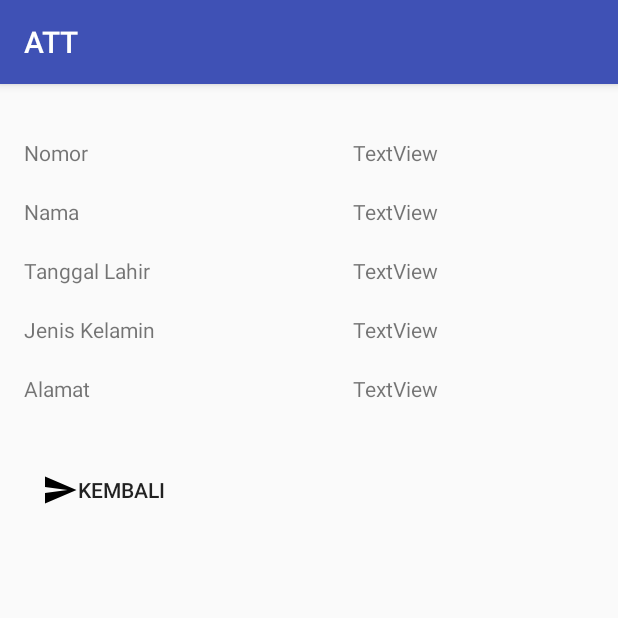
After one commit to raflesngln/Barcode_mysql_php, an Android app: the LihatData screen opened directly, with no data from a screen before it, on a phone screen of 412 x 824 dp, the top half of it. The commit adds this screen. Run offline under Robolectric (Android 15) with nearby library versions, the phone set to English and light mode, and no system bars.

Commit message:
add crud sqlite

```diff
--- a/app/build.gradle
+++ b/app/build.gradle
@@ -21,8 +21,9 @@ android {
 
 dependencies {
     compile fileTree(dir: 'libs', include: ['*.jar'])
-    testCompile 'junit:junit:4.12'
     compile 'com.android.support:appcompat-v7:24.2.1'
     compile 'com.android.support:design:24.2.1'
     compile 'com.android.support:support-v4:24.2.1'
+    compile 'com.android.support.constraint:constraint-layout:1.0.2'
+    testCompile 'junit:junit:4.12'
 }
--- a/app/src/main/AndroidManifest.xml
+++ b/app/src/main/AndroidManifest.xml
@@ -38,7 +38,6 @@
                 android:name="android.support.PARENT_ACTIVITY"
                 android:value=".MainActivity" />
         </activity>
-
         <activity
             android:name=".NavSettings"
             android:label="@string/title_nav_setting"
@@ -47,7 +46,10 @@
                 android:name="android.support.PARENT_ACTIVITY"
                 android:value=".MainActivity" />
         </activity>
-
+        <activity android:name=".crud_sqlite.Inputdata" />
+        <activity android:name=".crud_sqlite.BuatData" />
+        <activity android:name=".crud_sqlite.LihatData" />
+        <activity android:name=".crud_sqlite.UpdateData"></activity>
     </application>
 
 </manifest>
--- /dev/null
+++ b/app/src/main/java/com/example/rafles/att/crud_sqlite/DataHelper.java
@@ -0,0 +1,32 @@
+package com.example.rafles.att.crud_sqlite;
+
+/**
+ * Created by rafles on 04/09/17.
+ */
+import android.content.Context;
+import android.database.sqlite.SQLiteDatabase;
+import android.database.sqlite.SQLiteOpenHelper;
+import android.util.Log;
+
+public class DataHelper extends SQLiteOpenHelper {
+
+    private static final String DATABASE_NAME = "biodatadiri.db";
+    private static final int DATABASE_VERSION = 1;
+    public DataHelper(Context context) {
+        super(context, DATABASE_NAME, null, DATABASE_VERSION);
+        // TODO Auto-generated constructor stub
+    }
+    @Override
+    public void onCreate(SQLiteDatabase db) {
+        // TODO Auto-generated method stub
+        String sql = "create table biodata(no integer primary key, nama text null, tgl text null, jk text null, alamat text null);";
+        Log.d("Data", "onCreate: " + sql);
+        db.execSQL(sql);
+        sql = "INSERT INTO biodata (no, nama, tgl, jk, alamat) VALUES ('1', 'Darsiwan', '1996-07-12', 'Laki-laki','Indramayu');";
+        db.execSQL(sql);
+    }
+    @Override
+    public void onUpgrade(SQLiteDatabase arg0, int arg1, int arg2) {
+        // TODO Auto-generated method stub
+    }
+}
--- /dev/null
+++ b/app/src/main/java/com/example/rafles/att/crud_sqlite/LihatData.java
@@ -0,0 +1,54 @@
+package com.example.rafles.att.crud_sqlite;
+
+import android.database.Cursor;
+import android.database.sqlite.SQLiteDatabase;
+import android.support.v7.app.AppCompatActivity;
+import android.os.Bundle;
+import android.view.View;
+import android.widget.Button;
+import android.widget.TextView;
+
+import com.example.rafles.att.R;
+
+public class LihatData extends AppCompatActivity {
+    protected Cursor cursor;
+    DataHelper dbHelper;
+    Button ton2;
+    TextView text1, text2, text3, text4, text5;
+
+    @Override
+    protected void onCreate(Bundle savedInstanceState) {
+        super.onCreate(savedInstanceState);
+        setContentView(R.layout.activity_lihat_data);
+
+        dbHelper = new DataHelper(this);
+        text1 = (TextView) findViewById(R.id.textView1);
+        text2 = (TextView) findViewById(R.id.textView2);
+        text3 = (TextView) findViewById(R.id.textView3);
+        text4 = (TextView) findViewById(R.id.textView4);
+        text5 = (TextView) findViewById(R.id.textView5);
+        SQLiteDatabase db = dbHelper.getReadableDatabase();
+        cursor = db.rawQuery("SELECT * FROM biodata WHERE nama = '" +
+                getIntent().getStringExtra("nama") + "'",null);
+        cursor.moveToFirst();
+        if (cursor.getCount()>0)
+        {
+            cursor.moveToPosition(0);
+            text1.setText(cursor.getString(0).toString());
+            text2.setText(cursor.getString(1).toString());
+            text3.setText(cursor.getString(2).toString());
+            text4.setText(cursor.getString(3).toString());
+            text5.setText(cursor.getString(4).toString());
+        }
+        ton2 = (Button) findViewById(R.id.button1);
+        ton2.setOnClickListener(new View.OnClickListener() {
+
+            @Override
+            public void onClick(View arg0) {
+                // TODO Auto-generated method stub
+                finish();
+            }
+        });
+    }
+
+}
--- /dev/null
+++ b/app/src/main/res/layout/activity_lihat_data.xml
@@ -0,0 +1,112 @@
+<RelativeLayout xmlns:android="http://schemas.android.com/apk/res/android"
+    xmlns:tools="http://schemas.android.com/tools"
+    android:layout_width="match_parent"
+    android:layout_height="match_parent"
+    android:paddingBottom="@dimen/activity_vertical_margin"
+    android:paddingLeft="@dimen/activity_horizontal_margin"
+    android:paddingRight="@dimen/activity_horizontal_margin"
+    android:paddingTop="@dimen/activity_vertical_margin"
+    tools:context=".crud_sqlite.LihatData" >
+
+    <TextView
+        android:id="@+id/textView1"
+        android:layout_width="wrap_content"
+        android:layout_height="wrap_content"
+        android:layout_alignParentRight="true"
+        android:layout_alignParentTop="true"
+        android:layout_marginRight="104dp"
+        android:layout_marginTop="20dp"
+        android:text="TextView" />
+
+    <TextView
+        android:id="@+id/textView2"
+        android:layout_width="wrap_content"
+        android:layout_height="wrap_content"
+        android:layout_alignRight="@+id/textView1"
+        android:layout_below="@+id/textView1"
+        android:layout_marginTop="20dp"
+        android:text="TextView" />
+
+    <TextView
+        android:id="@+id/textView3"
+        android:layout_width="wrap_content"
+        android:layout_height="wrap_content"
+        android:layout_alignLeft="@+id/textView2"
+        android:layout_below="@+id/textView2"
+        android:layout_marginTop="20dp"
+        android:text="TextView" />
+
+    <TextView
+        android:id="@+id/textView4"
+        android:layout_width="wrap_content"
+        android:layout_height="wrap_content"
+        android:layout_alignLeft="@+id/textView3"
+        android:layout_below="@+id/textView3"
+        android:layout_marginTop="20dp"
+        android:text="TextView" />
+
+    <TextView
+        android:id="@+id/textView5"
+        android:layout_width="wrap_content"
+        android:layout_height="wrap_content"
+        android:layout_alignRight="@+id/textView4"
+        android:layout_below="@+id/textView4"
+        android:layout_marginTop="20dp"
+        android:text="TextView" />
+
+    <TextView
+        android:id="@+id/TextView05"
+        android:layout_width="wrap_content"
+        android:layout_height="wrap_content"
+        android:layout_alignBaseline="@+id/textView5"
+        android:layout_alignBottom="@+id/textView5"
+        android:layout_alignLeft="@+id/TextView03"
+        android:text="Alamat" />
+
+    <TextView
+        android:id="@+id/TextView03"
+        android:layout_width="wrap_content"
+        android:layout_height="wrap_content"
+        android:layout_alignBaseline="@+id/textView4"
+        android:layout_alignBottom="@+id/textView4"
+        android:layout_alignLeft="@+id/TextView04"
+        android:text="Jenis Kelamin" />
+
+    <TextView
+        android:id="@+id/TextView04"
+        android:layout_width="wrap_content"
+        android:layout_height="wrap_content"
+        android:layout_alignBaseline="@+id/textView3"
+        android:layout_alignBottom="@+id/textView3"
+        android:layout_alignLeft="@+id/TextView02"
+        android:text="Tanggal Lahir" />
+
+    <TextView
+        android:id="@+id/TextView02"
+        android:layout_width="wrap_content"
+        android:layout_height="wrap_content"
+        android:layout_alignBaseline="@+id/textView2"
+        android:layout_alignBottom="@+id/textView2"
+        android:layout_alignLeft="@+id/TextView01"
+        android:text="Nama" />
+
+    <TextView
+        android:id="@+id/TextView01"
+        android:layout_width="wrap_content"
+        android:layout_height="wrap_content"
+        android:layout_above="@+id/textView2"
+        android:layout_alignParentLeft="true"
+        android:text="Nomor" />
+
+    <Button
+        android:id="@+id/button1"
+        android:layout_width="wrap_content"
+        android:layout_height="wrap_content"
+        android:layout_alignLeft="@+id/TextView05"
+        android:layout_below="@+id/TextView05"
+        android:layout_marginTop="34dp"
+        android:text="Kembali"
+        style="?android:attr/borderlessButtonStyle"
+        android:drawableLeft="@drawable/ic_menu_send"/>
+
+</RelativeLayout>
--- a/app/src/main/res/menu/activity_main_drawer.xml
+++ b/app/src/main/res/menu/activity_main_drawer.xml
@@ -14,6 +14,10 @@
             android:id="@+id/nav_profile"
             android:icon="@drawable/ic_menu_slideshow"
             android:title="My Profil" />
+        <item
+            android:id="@+id/nav_inputdata"
+            android:icon="@drawable/ic_menu_send"
+            android:title="Inpu data" />
     </group>
 
     <item android:title="Communicate">
--- a/build.gradle
+++ b/build.gradle
@@ -5,7 +5,7 @@ buildscript {
         jcenter()
     }
     dependencies {
-        classpath 'com.android.tools.build:gradle:2.1.2'
+        classpath 'com.android.tools.build:gradle:2.3.3'
 
         // NOTE: Do not place your application dependencies here; they belong
         // in the individual module build.gradle files
```
Also changed, not shown: app/src/main/java/com/example/rafles/att/MainActivity.java (+7 -0 lines), app/src/main/java/com/example/rafles/att/crud_sqlite/BuatData.java (added, +61 -0 lines), app/src/main/java/com/example/rafles/att/crud_sqlite/Inputdata.java (added, +108 -0 lines), app/src/main/java/com/example/rafles/att/crud_sqlite/UpdateData.java (added, +75 -0 lines), app/src/main/res/layout/activity_buat_data.xml (added, +126 -0 lines), app/src/main/res/layout/activity_inputdata.xml (added, +30 -0 lines), app/src/main/res/layout/activity_update_data.xml (added, +125 -0 lines), app/src/main/res/drawable/cek.png (added), app/src/main/res/drawable/ic_add.png (added), gradle/wrapper/gradle-wrapper.properties.
